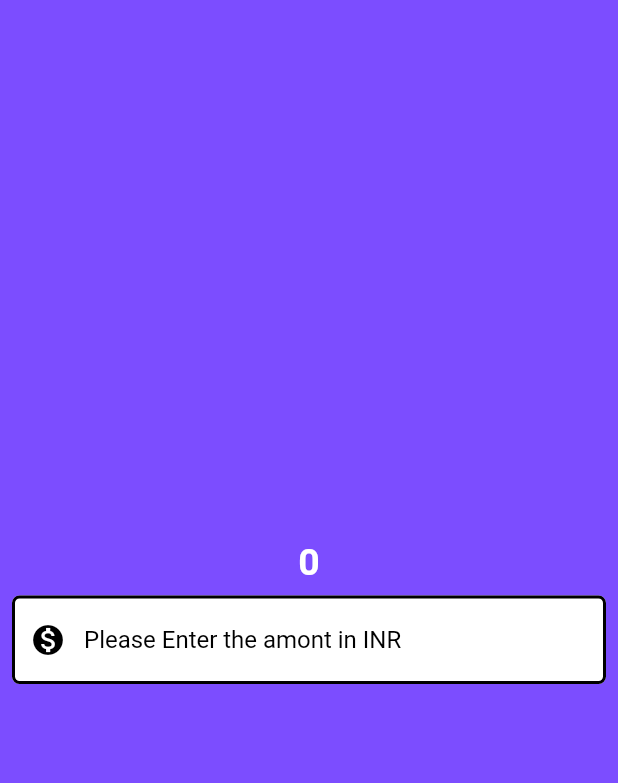
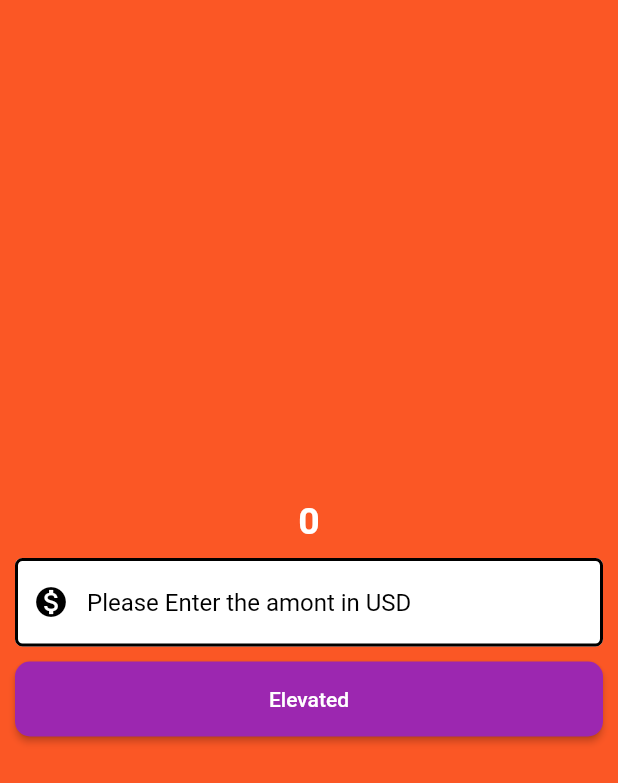
Before and after one commit to w3villa-alokmaurya/currency_con_flutter, a Flutter app: the screen it shows after launch, on a phone screen of 412 x 824 dp. Shown: the top 783 px of the screen. Run offline on Flutter 3.47's test engine with Material 2 defaults, Android fonts, the phone set to English and light mode, and no system bars.

Commit message:
Buttons added

```diff
--- a/lib/home.dart
+++ b/lib/home.dart
@@ -11,13 +11,13 @@ class Home extends StatelessWidget {
       ),
       borderSide: BorderSide(width: 2.0, style: BorderStyle.solid),
     );
-    return const Scaffold(
-      backgroundColor: Colors.deepPurpleAccent,
+    return Scaffold(
+      backgroundColor: const Color.fromARGB(255, 251, 87, 37),
       body: Center(
         child: Column(
           mainAxisAlignment: MainAxisAlignment.center,
           children: [
-            Text(
+            const Text(
               "0",
               style: TextStyle(
                 fontWeight: FontWeight.w700,
@@ -25,14 +25,14 @@ class Home extends StatelessWidget {
                 color: Color.fromRGBO(255, 255, 255, 1),
               ),
             ),
-            Padding(
-              padding: EdgeInsets.all(8.0),
+            const Padding(
+              padding: EdgeInsets.all(10.0),
               child: TextField(
                 style: TextStyle(
                   color: Colors.black,
                 ),
                 decoration: InputDecoration(
-                  hintText: 'Please Enter the amont in INR',
+                  hintText: 'Please Enter the amont in USD',
                   focusedBorder: border,
                   enabledBorder: border,
                   hintStyle: TextStyle(
@@ -48,6 +48,43 @@ class Home extends StatelessWidget {
                 ),
               ),
             ),
+            // Padding(
+            //   padding: const EdgeInsets.only(left: 10, right: 10),
+            //   child: TextButton(
+            //     onPressed: () {
+            //       //
+            //     },
+            //     style: const ButtonStyle(
+            //       backgroundColor: MaterialStatePropertyAll(Colors.black),
+            //       foregroundColor: MaterialStatePropertyAll(Colors.white),
+            //       minimumSize:
+            //           MaterialStatePropertyAll(Size(double.infinity, 50)),
+            //     ),
+            //     child: const Text('Click me'),
+            //   ),
+            // ),
+            Padding(
+              padding: const EdgeInsets.only(left: 10, right: 10),
+              child: ElevatedButton(
+                onPressed: () {
+                  //
+                },
+                style: const ButtonStyle(
+                  backgroundColor: MaterialStatePropertyAll(Colors.purple),
+                  foregroundColor: MaterialStatePropertyAll(Colors.white),
+                  minimumSize:
+                      MaterialStatePropertyAll(Size(double.infinity, 50)),
+                  shape: MaterialStatePropertyAll(
+                    RoundedRectangleBorder(
+                      borderRadius: BorderRadius.all(
+                        Radius.circular(10),
+                      ),
+                    ),
+                  ),
+                ),
+                child: const Text('Elevated'),
+              ),
+            ),
           ],
         ),
       ),
```
